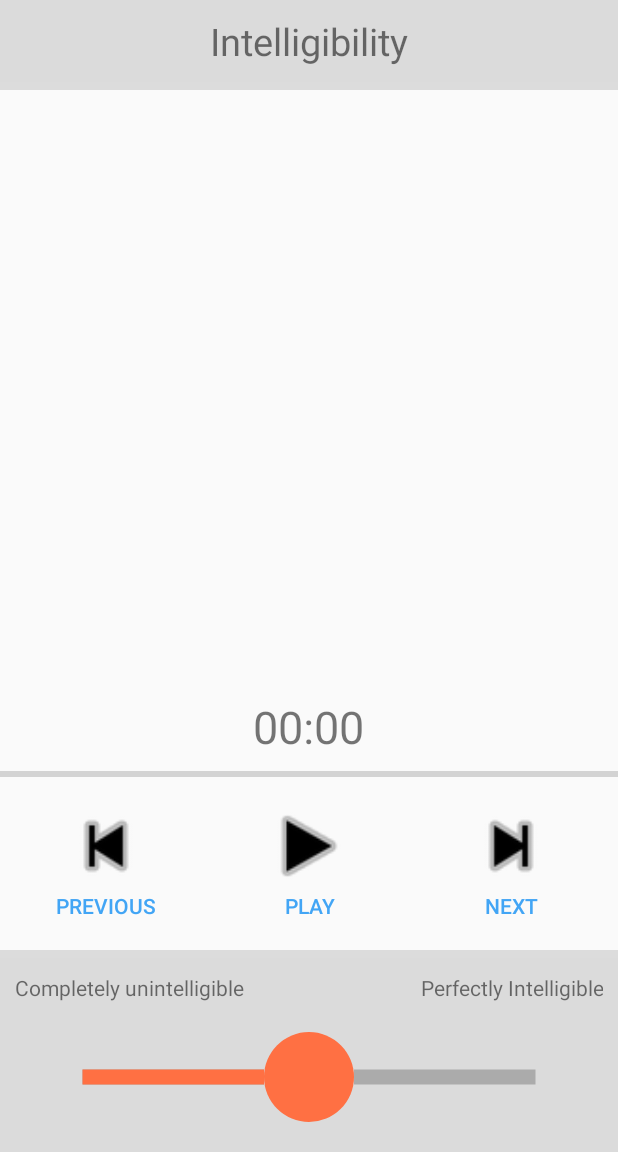
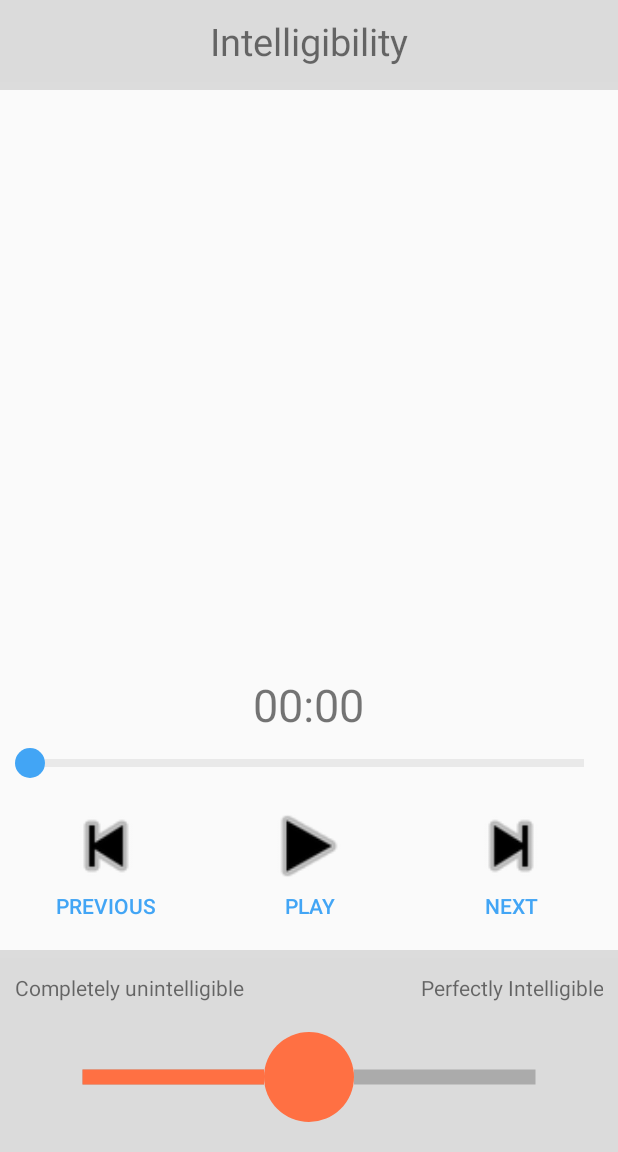
Before and after one commit to PetrKryze/VASIR, an Android app: the screen it shows after launch (MainActivity), on a phone screen of 412 x 824 dp, the part 84-1236 px from its top. Run offline under Robolectric (Android 15) with nearby library versions, the phone set to English and light mode, and no system bars; 4 statements that could not run were skipped.

Commit message:
Added progress bar seeking

```diff
--- a/app/src/main/java/com/petrkryze/vas/MainActivity.java
+++ b/app/src/main/java/com/petrkryze/vas/MainActivity.java
@@ -18,12 +18,12 @@ import android.view.Menu;
 import android.view.MenuInflater;
 import android.view.MenuItem;
 import android.view.MotionEvent;
+import android.view.SoundEffectConstants;
 import android.view.View;
 import android.view.animation.AccelerateInterpolator;
 import android.view.animation.DecelerateInterpolator;
 import android.widget.Button;
 import android.widget.ImageView;
-import android.widget.ProgressBar;
 import android.widget.RelativeLayout;
 import android.widget.SeekBar;
 import android.widget.TextView;
@@ -57,7 +57,7 @@ public class MainActivity extends AppCompatActivity {
     private TextView track_time;
     private TextView header_text;
     private RelativeLayout top_container;
-    private ProgressBar progressBar;
+    private SeekBar progressBar;
     private ImageView checkMark;
 
     private GestureDetector gestureDetector;
@@ -73,6 +73,7 @@ public class MainActivity extends AppCompatActivity {
     private RatingManager ratingManager;
 
     private boolean initDone = false;
+    private boolean isUIseeking = false;
 
     private View.OnClickListener playListener = new View.OnClickListener() {
         @Override
@@ -133,7 +134,7 @@ public class MainActivity extends AppCompatActivity {
     private SeekBar.OnSeekBarChangeListener ratingBarListener = new SeekBar.OnSeekBarChangeListener() {
         @Override
         public void onProgressChanged(SeekBar seekBar, int progress, boolean fromUser) {
-            vibrator.vibrate(30);
+//            vibrator.vibrate(30);
         }
 
         @Override
@@ -143,8 +144,8 @@ public class MainActivity extends AppCompatActivity {
 
         @Override
         public void onStopTrackingTouch(SeekBar seekBar) {
-            Log.i(TAG, "onStopTrackingTouch: PROGRESS: " + seekBar.getProgress());
             trackList.get(trackPointer).setRating(seekBar.getProgress());
+            progressBar.playSoundEffect(SoundEffectConstants.CLICK);
             checkMark.setVisibility(View.VISIBLE);
             if (ratingManager.getState() == State.STATE_FINISHED) {
                 checkMark.setImageDrawable(getDrawable(R.drawable.ic_done_all_green));
@@ -160,6 +161,28 @@ public class MainActivity extends AppCompatActivity {
                 } catch (Exception e) {
                     e.printStackTrace();
                 }
+            }
+        }
+    };
+
+    private SeekBar.OnSeekBarChangeListener progressBarListener = new SeekBar.OnSeekBarChangeListener() {
+        @Override
+        public void onProgressChanged(SeekBar seekBar, int progress, boolean fromUser) {
+
+        }
+
+        @Override
+        public void onStartTrackingTouch(SeekBar seekBar) {
+            vibrator.vibrate(VIBRATE_BUTTON_MS);
+            isUIseeking = true;
+        }
+
+        @Override
+        public void onStopTrackingTouch(SeekBar seekBar) {
+            vibrator.vibrate(VIBRATE_BUTTON_MS);
+            progressBar.playSoundEffect(SoundEffectConstants.CLICK);
+            if (initDone && player.isPrepared() && !player.isSeeking()) {
+                player.seekTo(seekBar.getProgress());
             }
         }
     };
@@ -195,6 +218,7 @@ public class MainActivity extends AppCompatActivity {
     protected void onCreate(Bundle savedInstanceState) {
         super.onCreate(savedInstanceState);
         initDone = false;
+        isUIseeking = false;
         trackPointer = 0;
         setContentView(R.layout.activity_main);
         hideSystemUI();
@@ -221,6 +245,7 @@ public class MainActivity extends AppCompatActivity {
         button_previous.setOnClickListener(previousListener);
         button_next.setOnClickListener(nextListener);
         ratingbar.setOnSeekBarChangeListener(ratingBarListener);
+        progressBar.setOnSeekBarChangeListener(progressBarListener);
 
         // Checks for single taps on screen to hide system UI
         gestureDetector = new GestureDetector(this, new MyGestureListener());
@@ -288,8 +313,6 @@ public class MainActivity extends AppCompatActivity {
 
         handler_main.postDelayed(hideToolbar, TOOLBAR_DELAY);
     }
-
-
 
     private void changeCurrentTrack(int current, int changeTo) {
         if (Nrec <= 0) {
@@ -393,7 +416,16 @@ public class MainActivity extends AppCompatActivity {
 
             @Override
             public void onUpdateProgress(int current_ms) {
-                progressBar.setProgress(current_ms);
+                if (!isUIseeking) {
+                    progressBar.setProgress(current_ms);
+                }
+            }
+
+            @Override
+            public void onSeekFinished(int current_ms) {
+                if (!progressBar.isInTouchMode()) {
+                    isUIseeking = false;
+                }
             }
         };
     }
@@ -421,6 +453,8 @@ public class MainActivity extends AppCompatActivity {
         Nrec = raw_audio_list.size();
         if (Nrec <= 0) {
             throw new Exception("No audio files found on external storage!");
+        } else {
+            Log.i(TAG, "getRecordings: Found " + Nrec + " audio files.");
         }
 
         Collections.sort(raw_audio_list); // Ensures the same order after loading
@@ -546,6 +580,7 @@ public class MainActivity extends AppCompatActivity {
                             @Override
                             public void onClick(DialogInterface dialog, int which) {
                                 initDone = false;
+                                isUIseeking = false;
                                 trackPointer = 0;
                                 ratingManager.makeNewSession();
                                 try {
--- a/app/src/main/java/com/petrkryze/vas/Player.java
+++ b/app/src/main/java/com/petrkryze/vas/Player.java
@@ -14,7 +14,7 @@ import java.io.IOException;
  * Created by Petr on 07.02.2020. Yay!
  */
 
-public class Player {
+class Player {
 
     private MediaPlayer mediaPlayer;
     private AudioManager audioManager;
@@ -46,15 +46,16 @@ public class Player {
     private final String TAG = "Player";
 
     public interface PlayerListener {
-        public void onTrackPrepared(int duration);
-        public void onTrackFinished();
-        public void onHeadphonesMissing();
-        public void onVolumeDown();
-        public void onTimeTick(int tick_ms);
-        public void onUpdateProgress(int current_ms);
+        void onTrackPrepared(int duration);
+        void onTrackFinished();
+        void onHeadphonesMissing();
+        void onVolumeDown();
+        void onTimeTick(int tick_ms);
+        void onUpdateProgress(int current_ms);
+        void onSeekFinished(int current_ms);
     }
 
-    public Player(Context context, final PlayerListener listener) {
+    Player(Context context, final PlayerListener listener) {
         this.listener = listener;
         this.mediaPlayer = new MediaPlayer();
 
@@ -81,6 +82,8 @@ public class Player {
             @Override
             public void onSeekComplete(MediaPlayer mp) {
                 isSeeking = false;
+                listener.onSeekFinished(mediaPlayer.getCurrentPosition());
+                handler.post(tick);
             }
         });
         this.audioManager = (AudioManager) context.getSystemService(Context.AUDIO_SERVICE);
@@ -90,15 +93,15 @@ public class Player {
         this.handler = new Handler(handlerThread.getLooper());
     }
 
-    public boolean isPrepared() {
+    boolean isPrepared() {
         return isPrepared;
     }
 
-    public boolean isSeeking() {
+    boolean isSeeking() {
         return isSeeking;
     }
 
-    public boolean isPlaying() {
+    boolean isPlaying() {
         if (mediaPlayer != null) {
             return mediaPlayer.isPlaying();
         } else {
@@ -106,7 +109,7 @@ public class Player {
         }
     }
 
-    public void setCurrentTrack(Recording recording) throws IOException {
+    void setCurrentTrack(Recording recording) throws IOException {
         this.recording = recording;
         mediaPlayer.reset();
         isPrepared = false;
@@ -114,7 +117,7 @@ public class Player {
         mediaPlayer.prepareAsync();
     }
 
-    public boolean play() {
+    boolean play() {
         if (isHeadphonesIn() && !isVolumeZero() && isPrepared) {
             mediaPlayer.start();
             handler.post(tick);
@@ -125,16 +128,20 @@ public class Player {
         return false;
     }
 
-    public void pause() {
+    void pause() {
         mediaPlayer.pause();
     }
 
-    public void rewind() {
-        isSeeking = true;
-        mediaPlayer.seekTo(0);
+    void rewind() {
+        seekTo(0);
     }
 
-    public void clean() {
+    void seekTo(int target) {
+        isSeeking = true;
+        mediaPlayer.seekTo(target);
+    }
+
+    void clean() {
         this.recording = null;
         isPrepared = false;
 
--- /dev/null
+++ b/app/src/main/res/drawable/progress_bar.xml
@@ -0,0 +1,33 @@
+<?xml version="1.0" encoding="utf-8"?>
+<layer-list xmlns:android="http://schemas.android.com/apk/res/android">
+    <item android:id="@android:id/background">
+        <shape
+            android:shape="line">
+            <stroke
+                android:color="@color/progress_bar_background"
+                android:width="@dimen/progress_bar_thickness"/>
+        </shape>
+    </item>
+
+    <item android:id="@android:id/progress">
+        <clip>
+            <shape
+                android:shape="line">
+                <stroke
+                    android:color="@color/colorPrimary"
+                    android:width="@dimen/progress_bar_thickness"/>
+            </shape>
+        </clip>
+    </item>
+
+    <item android:id="@android:id/secondaryProgress">
+        <clip>
+            <shape
+                android:shape="line">
+                <stroke
+                    android:color="@color/colorAccent"
+                    android:width="@dimen/progress_bar_thickness"/>
+            </shape>
+        </clip>
+    </item>
+</layer-list>
--- /dev/null
+++ b/app/src/main/res/drawable/progress_thumb.xml
@@ -0,0 +1,9 @@
+<?xml version="1.0" encoding="utf-8"?>
+<shape xmlns:android="http://schemas.android.com/apk/res/android"
+    android:shape="oval">
+    <size
+        android:height="@dimen/progress_bar_thumb_size"
+        android:width="@dimen/progress_bar_thumb_size"
+        />
+    <solid android:color="@color/colorPrimary"/>
+</shape>
--- a/app/src/main/res/layout-land/activity_main.xml
+++ b/app/src/main/res/layout-land/activity_main.xml
@@ -72,15 +72,33 @@
         android:layout_height="wrap_content"
         android:src="@drawable/ic_done_green"
         android:layout_centerHorizontal="true"
-        android:layout_above="@id/button_box"
+        android:layout_above="@id/progressBar"
         android:contentDescription="@string/checkmark"
         android:visibility="invisible"/>
+
+    <SeekBar
+        android:id="@+id/progressBar"
+        style="?android:attr/progressBarStyleHorizontal"
+        android:layout_width="match_parent"
+        android:layout_height="wrap_content"
+        android:layout_above="@id/button_box"
+        android:max="@integer/PROGRESS_BAR_MAX"
+        android:minHeight="4dp"
+        android:progress="0"
+        android:paddingLeft="20dp"
+        android:paddingStart="20dp"
+        android:paddingEnd="20dp"
+        android:paddingRight="20dp"
+        android:paddingTop="5dp"
+        android:paddingBottom="5dp"
+        android:thumb="@drawable/progress_thumb"
+        android:progressDrawable="@drawable/progress_bar"/>
 
     <LinearLayout
         android:id="@+id/button_box"
         android:layout_width="match_parent"
         android:layout_height="wrap_content"
-        android:layout_above="@id/progressBar"
+        android:layout_above="@id/rating_box"
         android:orientation="horizontal"
         style="?android:attr/buttonBarStyle">
 
@@ -128,20 +146,6 @@
 
     </LinearLayout>
 
-    <ProgressBar
-        android:id="@+id/progressBar"
-        style="?android:attr/progressBarStyleHorizontal"
-        android:layout_width="match_parent"
-        android:layout_height="wrap_content"
-        android:layout_above="@id/rating_box"
-        android:layout_marginStart="0dp"
-        android:layout_marginTop="0dp"
-        android:layout_marginEnd="0dp"
-        android:layout_marginBottom="0dp"
-        android:max="@integer/PROGRESS_BAR_MAX"
-        android:minHeight="4dp"
-        android:progress="0" />
-
     <LinearLayout
         android:id="@+id/rating_box"
         android:layout_width="match_parent"
@@ -182,16 +186,21 @@
             android:id="@+id/ratingBar"
             android:layout_width="match_parent"
             android:layout_height="wrap_content"
-            android:layout_margin="20dp"
+            android:layout_marginStart="20dp"
+            android:layout_marginLeft="20dp"
+            android:layout_marginTop="10dp"
+            android:layout_marginEnd="20dp"
+            android:layout_marginRight="20dp"
+            android:layout_marginBottom="20dp"
+            android:max="100"
             android:paddingStart="30dp"
             android:paddingLeft="30dp"
             android:paddingEnd="30dp"
             android:paddingRight="30dp"
+            android:progress="50"
             android:progressDrawable="@drawable/seek_bar"
             android:thumb="@drawable/seek_thumb"
-            android:thumbOffset="30dp"
-            android:max="100"
-            android:progress="50"/>
+            android:thumbOffset="30dp" />
 
     </LinearLayout>
 
--- a/app/src/main/res/layout/activity_main.xml
+++ b/app/src/main/res/layout/activity_main.xml
@@ -76,14 +76,22 @@
         android:layout_centerHorizontal="true"
         android:layout_margin="3dp"/>
 
-    <ProgressBar
+    <SeekBar
         android:id="@+id/progressBar"
         style="?android:attr/progressBarStyleHorizontal"
         android:layout_width="match_parent"
         android:layout_height="wrap_content"
         android:layout_above="@id/button_box"
         android:max="@integer/PROGRESS_BAR_MAX"
-        android:progress="0" />
+        android:paddingLeft="20dp"
+        android:paddingStart="20dp"
+        android:paddingEnd="20dp"
+        android:paddingRight="20dp"
+        android:paddingTop="5dp"
+        android:paddingBottom="5dp"
+        android:progress="0"
+        android:progressDrawable="@drawable/progress_bar"
+        android:thumb="@drawable/progress_thumb" />
 
     <LinearLayout
         android:id="@+id/button_box"
--- a/app/src/main/res/values/colors.xml
+++ b/app/src/main/res/values/colors.xml
@@ -7,4 +7,5 @@
     <color name="seek_bar_progress">#FF7043</color>
     <color name="seek_bar_secondary_progress">#3399CC</color>
     <color name="rating_background" >#DBDBDB</color>
+    <color name="progress_bar_background">#E9E9E9</color>
 </resources>
--- a/app/src/main/res/values/dimens.xml
+++ b/app/src/main/res/values/dimens.xml
@@ -3,4 +3,6 @@
     <dimen name="seek_bar_thickness">10dp</dimen>
     <dimen name="seek_bar_thumb_size">60dp</dimen>
     <dimen name="player_button_size">60dp</dimen>
+    <dimen name="progress_bar_thumb_size">20dp</dimen>
+    <dimen name="progress_bar_thickness">5dp</dimen>
 </resources>
--- a/app/src/main/res/values/integers.xml
+++ b/app/src/main/res/values/integers.xml
@@ -4,4 +4,5 @@
     <integer name="PROGRESS_BAR_MAX">100</integer>
     <integer name="TOOLBAR_HIDE_DELAY_MS">3000</integer>
     <integer name="VIBRATE_BUTTON_MS">70</integer>
+    <integer name="FOLDER_PICKER_REQUEST_CODE">1</integer>
 </resources>
```
